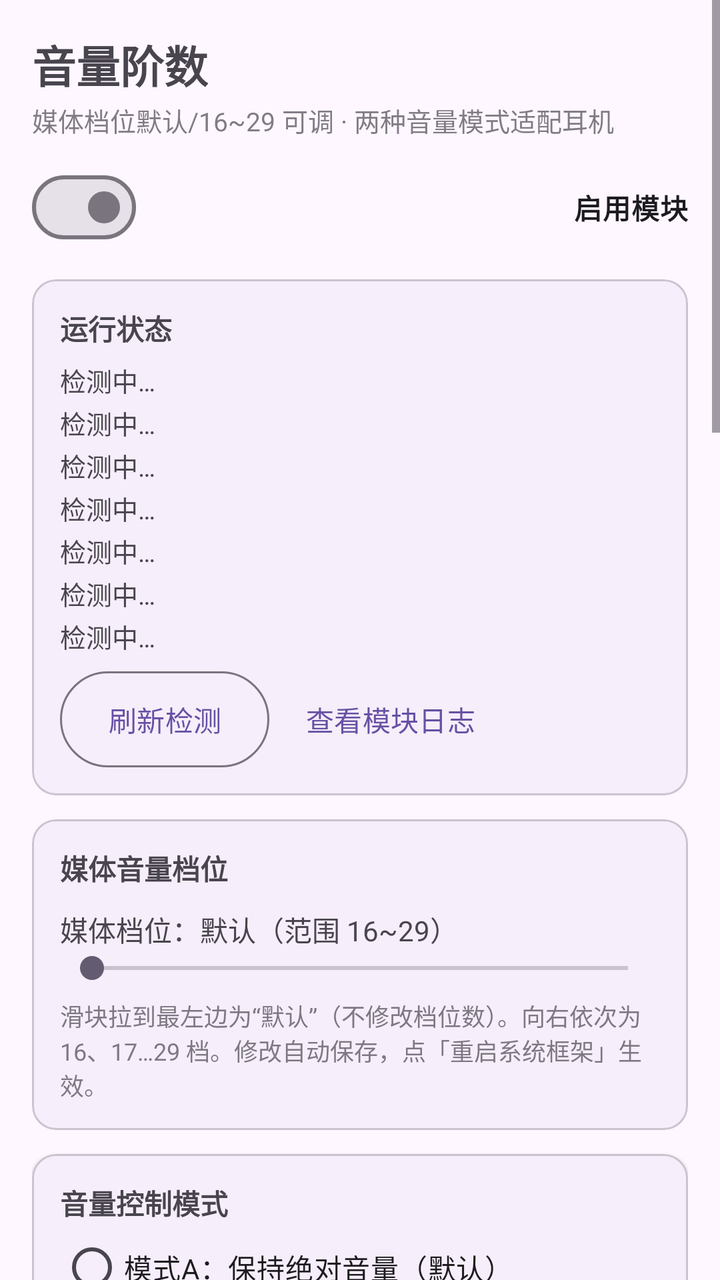
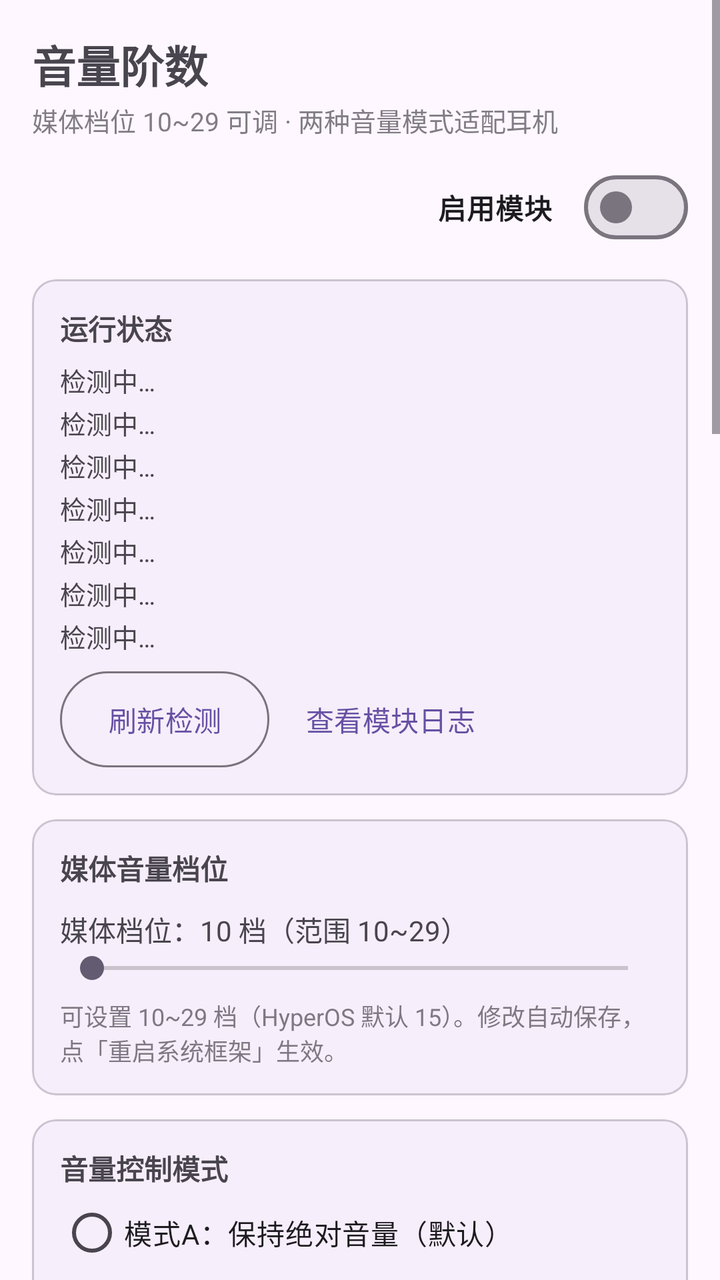

An Android layout rendered at two revisions. The XML below is the earlier revision; the diff shows what the commit changed to produce the second picture.
<!-- AndroidManifest.xml: application theme Theme.VolumeControl -->
<!-- res/layout/activity_main.xml -->
<?xml version="1.0" encoding="utf-8"?>
<ScrollView xmlns:android="http://schemas.android.com/apk/res/android"
    xmlns:app="http://schemas.android.com/apk/res-auto"
    android:layout_width="match_parent"
    android:layout_height="match_parent"
    android:fitsSystemWindows="true"
    android:fillViewport="true">

    <LinearLayout
        android:layout_width="match_parent"
        android:layout_height="wrap_content"
        android:orientation="vertical"
        android:padding="16dp">

        <TextView
            android:layout_width="wrap_content"
            android:layout_height="wrap_content"
            android:text="@string/app_name"
            android:textSize="22sp"
            android:textStyle="bold" />

        <TextView
            android:layout_width="wrap_content"
            android:layout_height="wrap_content"
            android:layout_marginTop="2dp"
            android:alpha="0.7"
            android:text="@string/app_subtitle"
            android:textSize="13sp" />

        <com.google.android.material.materialswitch.MaterialSwitch
            android:id="@+id/switchEnable"
            android:layout_width="match_parent"
            android:layout_height="wrap_content"
            android:layout_marginTop="10dp"
            android:text="@string/label_enable"
            android:textStyle="bold"
            android:gravity="end|center_vertical"
            android:layoutDirection="rtl" />

        
        <com.google.android.material.card.MaterialCardView
            android:layout_width="match_parent"
            android:layout_height="wrap_content"
            android:layout_marginTop="12dp"
            app:cardCornerRadius="12dp"
            app:cardElevation="1dp">

            <LinearLayout
                android:layout_width="match_parent"
                android:layout_height="wrap_content"
                android:orientation="vertical"
                android:padding="14dp">

                <TextView
                    android:layout_width="wrap_content"
                    android:layout_height="wrap_content"
                    android:text="@string/sec_status"
                    android:textStyle="bold" />

                <TextView
                    android:id="@+id/tvStatusRoot"
                    android:layout_width="match_parent"
                    android:layout_height="wrap_content"
                    android:layout_marginTop="6dp"
                    android:text="@string/status_detecting"
                    android:textSize="13sp" />

                <TextView
                    android:id="@+id/tvStatusLsposed"
                    android:layout_width="match_parent"
                    android:layout_height="wrap_content"
                    android:layout_marginTop="2dp"
                    android:text="@string/status_detecting"
                    android:textSize="13sp" />

                <TextView
                    android:id="@+id/tvStatusVolume"
                    android:layout_width="match_parent"
                    android:layout_height="wrap_content"
                    android:layout_marginTop="2dp"
                    android:text="@string/status_detecting"
                    android:textSize="13sp" />

                <TextView
                    android:id="@+id/tvStatusModule"
                    android:layout_width="match_parent"
                    android:layout_height="wrap_content"
                    android:layout_marginTop="2dp"
                    android:text="@string/status_detecting"
                    android:textSize="13sp" />

                <TextView
                    android:id="@+id/tvStatusBt"
                    android:layout_width="match_parent"
                    android:layout_height="wrap_content"
                    android:layout_marginTop="2dp"
                    android:text="@string/status_detecting"
                    android:textSize="13sp" />

                <TextView
                    android:id="@+id/tvStatusConfig"
                    android:layout_width="match_parent"
                    android:layout_height="wrap_content"
                    android:layout_marginTop="2dp"
                    android:text="@string/status_detecting"
                    android:textSize="13sp" />

                <TextView
                    android:id="@+id/tvStatusAv"
                    android:layout_width="match_parent"
                    android:layout_height="wrap_content"
                    android:layout_marginTop="2dp"
                    android:text="@string/status_detecting"
                    android:textSize="13sp" />

                <LinearLayout
                    android:layout_width="match_parent"
                    android:layout_height="wrap_content"
                    android:layout_marginTop="8dp"
                    android:orientation="horizontal">

                    <com.google.android.material.button.MaterialButton
                        android:id="@+id/btnRefresh"
                        style="@style/Widget.Material3.Button.OutlinedButton"
                        android:layout_width="wrap_content"
                        android:layout_height="wrap_content"
                        android:insetTop="0dp"
                        android:insetBottom="0dp"
                        android:text="@string/btn_refresh" />

                    <com.google.android.material.button.MaterialButton
                        android:id="@+id/btnLogs"
                        style="@style/Widget.Material3.Button.TextButton"
                        android:layout_width="wrap_content"
                        android:layout_height="wrap_content"
                        android:layout_marginStart="6dp"
                        android:insetTop="0dp"
                        android:insetBottom="0dp"
                        android:text="@string/btn_logs" />
                </LinearLayout>
            </LinearLayout>
        </com.google.android.material.card.MaterialCardView>

        
        <com.google.android.material.card.MaterialCardView
            android:layout_width="match_parent"
            android:layout_height="wrap_content"
            android:layout_marginTop="12dp"
            app:cardCornerRadius="12dp"
            app:cardElevation="1dp">

            <LinearLayout
                android:layout_width="match_parent"
                android:layout_height="wrap_content"
                android:orientation="vertical"
                android:padding="14dp">

                <TextView
                    android:layout_width="wrap_content"
                    android:layout_height="wrap_content"
                    android:text="@string/sec_media"
                    android:textStyle="bold" />

                <TextView
                    android:id="@+id/tvMediaSteps"
                    android:layout_width="match_parent"
                    android:layout_height="wrap_content"
                    android:layout_marginTop="10dp"
                    android:textSize="14sp"
                    android:text="@string/label_media_steps_default" />

                <SeekBar
                    android:id="@+id/seekMediaSteps"
                    android:layout_width="match_parent"
                    android:layout_height="wrap_content"
                    android:max="13" />

                <TextView
                    android:layout_width="match_parent"
                    android:layout_height="wrap_content"
                    android:layout_marginTop="6dp"
                    android:alpha="0.7"
                    android:text="@string/media_hint"
                    android:textSize="12sp" />
            </LinearLayout>
        </com.google.android.material.card.MaterialCardView>

        
        <com.google.android.material.card.MaterialCardView
            android:layout_width="match_parent"
            android:layout_height="wrap_content"
            android:layout_marginTop="12dp"
            app:cardCornerRadius="12dp"
            app:cardElevation="1dp">

            <LinearLayout
                android:layout_width="match_parent"
                android:layout_height="wrap_content"
                android:orientation="vertical"
                android:padding="14dp">

                <TextView
                    android:layout_width="wrap_content"
                    android:layout_height="wrap_content"
                    android:text="@string/sec_bt"
                    android:textStyle="bold" />

                <RadioGroup
                    android:id="@+id/radioBtMode"
                    android:layout_width="match_parent"
                    android:layout_height="wrap_content"
                    android:layout_marginTop="4dp"
                    android:orientation="vertical">

                    <RadioButton
                        android:id="@+id/radioModeAbsolute"
                        android:layout_width="match_parent"
                        android:layout_height="wrap_content"
                        android:minHeight="36dp"
                        android:text="@string/mode_absolute" />

                    <RadioButton
                        android:id="@+id/radioModeSoftware"
                        android:layout_width="match_parent"
                        android:layout_height="wrap_content"
                        android:minHeight="36dp"
                        android:text="@string/mode_software" />
                </RadioGroup>

                <TextView
                    android:layout_width="match_parent"
                    android:layout_height="wrap_content"
                    android:layout_marginTop="2dp"
                    android:alpha="0.7"
                    android:text="@string/mode_hint"
                    android:textSize="12sp" />

                <TextView
                    android:id="@+id/tvAvrcpSummary"
                    android:layout_width="match_parent"
                    android:layout_height="wrap_content"
                    android:layout_marginTop="10dp"
                    android:textSize="13sp" />

                <TextView
                    android:id="@+id/tvAvrcpDetail"
                    android:layout_width="match_parent"
                    android:layout_height="wrap_content"
                    android:layout_marginTop="6dp"
                    android:fontFamily="monospace"
                    android:textSize="11sp" />
            </LinearLayout>
        </com.google.android.material.card.MaterialCardView>

        
        <com.google.android.material.card.MaterialCardView
            android:layout_width="match_parent"
            android:layout_height="wrap_content"
            android:layout_marginTop="12dp"
            app:cardCornerRadius="12dp"
            app:cardElevation="1dp">

            <LinearLayout
                android:layout_width="match_parent"
                android:layout_height="wrap_content"
                android:orientation="vertical"
                android:padding="14dp">

                <TextView
                    android:layout_width="wrap_content"
                    android:layout_height="wrap_content"
                    android:text="@string/sec_bt_range"
                    android:textStyle="bold" />

                <TextView
                    android:id="@+id/tvMinAbs"
                    android:layout_width="match_parent"
                    android:layout_height="wrap_content"
                    android:layout_marginTop="6dp"
                    android:textSize="14sp" />

                <SeekBar
                    android:id="@+id/seekMinAbs"
                    android:layout_width="match_parent"
                    android:layout_height="wrap_content"
                    android:max="127" />

                <TextView
                    android:id="@+id/tvMaxAbs"
                    android:layout_width="match_parent"
                    android:layout_height="wrap_content"
                    android:textSize="14sp" />

                <SeekBar
                    android:id="@+id/seekMaxAbs"
                    android:layout_width="match_parent"
                    android:layout_height="wrap_content"
                    android:max="127" />

                
                <TextView
                    android:id="@+id/tvAttenMultiplier"
                    android:layout_width="match_parent"
                    android:layout_height="wrap_content"
                    android:layout_marginTop="8dp"
                    android:textSize="14sp"
                    android:visibility="gone" />

                <SeekBar
                    android:id="@+id/seekAttenMultiplier"
                    android:layout_width="match_parent"
                    android:layout_height="wrap_content"
                    android:max="200"
                    android:progress="100"
                    android:visibility="gone" />

                <TextView
                    android:id="@+id/tvRangeHint"
                    android:layout_width="match_parent"
                    android:layout_height="wrap_content"
                    android:alpha="0.7"
                    android:text="@string/range_hint"
                    android:textSize="12sp" />
            </LinearLayout>
        </com.google.android.material.card.MaterialCardView>

        
        <com.google.android.material.card.MaterialCardView
            android:layout_width="match_parent"
            android:layout_height="wrap_content"
            android:layout_marginTop="12dp"
            app:cardCornerRadius="12dp"
            app:cardElevation="1dp">

            <LinearLayout
                android:layout_width="match_parent"
                android:layout_height="wrap_content"
                android:orientation="vertical"
                android:padding="14dp">

                <TextView
                    android:layout_width="wrap_content"
                    android:layout_height="wrap_content"
                    android:text="@string/sec_actions"
                    android:textStyle="bold" />

                <TextView
                    android:id="@+id/tvPending"
                    android:layout_width="match_parent"
                    android:layout_height="wrap_content"
                    android:layout_marginTop="6dp"
                    android:textSize="13sp" />

                <com.google.android.material.button.MaterialButton
                    android:id="@+id/btnRestartBt"
                    style="@style/Widget.Material3.Button.OutlinedButton"
                    android:layout_width="match_parent"
                    android:layout_height="wrap_content"
                    android:layout_marginTop="8dp"
                    android:text="@string/btn_restart_bt" />

                <com.google.android.material.button.MaterialButton
                    android:id="@+id/btnApplyRestart"
                    android:layout_width="match_parent"
                    android:layout_height="wrap_content"
                    android:layout_marginTop="6dp"
                    android:text="@string/btn_apply_restart" />

                <com.google.android.material.button.MaterialButton
                    android:id="@+id/btnReset"
                    style="@style/Widget.Material3.Button.OutlinedButton"
                    android:layout_width="match_parent"
                    android:layout_height="wrap_content"
                    android:layout_marginTop="6dp"
                    android:text="@string/btn_reset" />

                <TextView
                    android:layout_width="match_parent"
                    android:layout_height="wrap_content"
                    android:layout_marginTop="10dp"
                    android:alpha="0.7"
                    android:text="@string/ops_hint"
                    android:textSize="12sp" />
            </LinearLayout>
        </com.google.android.material.card.MaterialCardView>

        
        <com.google.android.material.card.MaterialCardView
            android:layout_width="match_parent"
            android:layout_height="wrap_content"
            android:layout_marginTop="12dp"
            android:layout_marginBottom="16dp"
            app:cardCornerRadius="12dp"
            app:cardElevation="1dp">

            <LinearLayout
                android:layout_width="match_parent"
                android:layout_height="wrap_content"
                android:orientation="vertical"
                android:padding="14dp">

                <TextView
                    android:layout_width="wrap_content"
                    android:layout_height="wrap_content"
                    android:text="@string/sec_guide"
                    android:textStyle="bold" />

                <TextView
                    android:layout_width="match_parent"
                    android:layout_height="wrap_content"
                    android:layout_marginTop="6dp"
                    android:lineSpacingExtra="3dp"
                    android:text="@string/guide_text"
                    android:textSize="13sp" />
            </LinearLayout>
        </com.google.android.material.card.MaterialCardView>
    </LinearLayout>
</ScrollView>
<!-- resources referenced by this layout -->
<resources>
  <string name="app_name">音量阶数</string>
  <string name="app_subtitle">媒体档位默认/16~29 可调 · 两种音量模式适配耳机</string>
  <string name="btn_apply_restart">重启系统框架（媒体档位数修改后）</string>
  <string name="btn_logs">查看模块日志</string>
  <string name="btn_refresh">刷新检测</string>
  <string name="btn_reset">恢复系统默认（关闭模块）</string>
  <string name="btn_restart_bt">重启蓝牙</string>
  <string name="guide_text" formatted="false">1. 在 LSPosed 中启用本模块，然后重启系统框架（本页按钮即可）。
  
  2. 媒体音量档位：滑块拉到最左边为“默认”（不修改系统档位数），向右可设置 16~29 档，只影响媒体流（音乐/视频）。修改档位数后点「重启系统框架」，期间黑屏属正常现象（设置会自动保存）。
  
  3. 模式A（默认，保持绝对音量）：蓝牙耳机保持绝对音量控制，手机系统音量线性不变，音量范围仅对蓝牙耳机 AVRCP 映射生效。
  
  4. 模式B（低音量问题首选）：停用蓝牙绝对音量，由手机端软件衰减音频信号，耳机固定自身硬件音量，从根本上避免档位重复与低档无声；音量范围和衰减乘数对有线+蓝牙均生效。
  
  5. 音量范围：两种模式分别保存独立的音量范围（最小/最大/衰减乘数）。「最小」抬高第 1 档，「最大」限制最高音量。模式切换立即生效，无需重启。
  
  6. 生效方式：音量范围 / 模式切换立即生效，无需重启。仅媒体档位数修改后需点「重启系统框架」。
  
  7. 恢复默认：点「恢复系统默认」并重启生效；或在 LSPosed 中停用模块后重启手机。
  
  8. 排查：状态区查看「系统配置键」与媒体档位是否生效；点「查看模块日志」查看模块自写日志。</string>
  <string name="label_enable">启用模块</string>
  <string name="label_media_steps_default">媒体档位：默认（范围 16~29）</string>
  <string name="media_hint">滑块拉到最左边为“默认”（不修改档位数）。向右依次为 16、17…29 档。修改自动保存，点「重启系统框架」生效。</string>
  <string name="mode_absolute">模式A：保持绝对音量（默认）</string>
  <string name="mode_hint" formatted="false">模式A：保持蓝牙耳机绝对音量控制，手机系统音量线性不变。模式B：停用蓝牙绝对音量，由手机端软件衰减音频，耳机固定自身硬件音量。两种模式的音量范围均对所有音频设备（有线 + 蓝牙）立即生效。</string>
  <string name="mode_software">模式B：停用绝对音量（手机端衰减）</string>
  <string name="ops_hint">所有设置修改后会自动保存并立即生效（音量范围 / 模式切换无需重启）。仅媒体档位数修改后需点「重启系统框架」。滑块最左边“默认”表示不修改系统档位数。</string>
  <string name="range_hint" formatted="false">两种模式分别保存独立的音量范围。模式A：仅对蓝牙耳机 AVRCP 映射生效（「最小」抬高第 1 档，「最大」限制最高音量）。模式B：对有线+蓝牙均生效，额外提供「衰减乘数」。</string>
  <string name="sec_actions">操作</string>
  <string name="sec_bt">音量控制模式</string>
  <string name="sec_bt_range">音量范围</string>
  <string name="sec_guide">使用说明</string>
  <string name="sec_media">媒体音量档位</string>
  <string name="sec_status">运行状态</string>
  <string name="status_detecting">检测中…</string>
  <style name="Theme.VolumeControl" parent="Theme.Material3.DayNight.NoActionBar" />
</resources>

<!-- the commit's change to res/layout/activity_main.xml (unified diff, before → after) -->
@@ -29,13 +29,12 @@
 
         <com.google.android.material.materialswitch.MaterialSwitch
             android:id="@+id/switchEnable"
-            android:layout_width="match_parent"
-            android:layout_height="wrap_content"
+            android:layout_width="wrap_content"
+            android:layout_height="wrap_content"
+            android:layout_gravity="end"
             android:layout_marginTop="10dp"
             android:text="@string/label_enable"
-            android:textStyle="bold"
-            android:gravity="end|center_vertical"
-            android:layoutDirection="rtl" />
+            android:textStyle="bold" />
 
         
         <com.google.android.material.card.MaterialCardView
@@ -173,7 +172,7 @@
                     android:id="@+id/seekMediaSteps"
                     android:layout_width="match_parent"
                     android:layout_height="wrap_content"
-                    android:max="13" />
+                    android:max="19" />
 
                 <TextView
                     android:layout_width="match_parent"
@@ -352,6 +351,14 @@
                     android:textSize="13sp" />
 
                 <com.google.android.material.button.MaterialButton
+                    android:id="@+id/btnApplyChanges"
+                    style="@style/Widget.Material3.Button.TonalButton"
+                    android:layout_width="match_parent"
+                    android:layout_height="wrap_content"
+                    android:layout_marginTop="8dp"
+                    android:text="@string/btn_apply_changes" />
+
+                <com.google.android.material.button.MaterialButton
                     android:id="@+id/btnRestartBt"
                     style="@style/Widget.Material3.Button.OutlinedButton"
                     android:layout_width="match_parent"
<!-- resource entries referenced after the edit -->
@@ -1,34 +1,35 @@
 <!-- resources referenced by this layout -->
 <resources>
   <string name="app_name">音量阶数</string>
-  <string name="app_subtitle">媒体档位默认/16~29 可调 · 两种音量模式适配耳机</string>
+  <string name="app_subtitle">媒体档位 10~29 可调 · 两种音量模式适配耳机</string>
+  <string name="btn_apply_changes">应用修改（模式/音量范围）</string>
   <string name="btn_apply_restart">重启系统框架（媒体档位数修改后）</string>
   <string name="btn_logs">查看模块日志</string>
   <string name="btn_refresh">刷新检测</string>
   <string name="btn_reset">恢复系统默认（关闭模块）</string>
-  <string name="btn_restart_bt">重启蓝牙</string>
+  <string name="btn_restart_bt">重启蓝牙 (模式和音量范围调整后)</string>
   <string name="guide_text" formatted="false">1. 在 LSPosed 中启用本模块，然后重启系统框架（本页按钮即可）。
   
-  2. 媒体音量档位：滑块拉到最左边为“默认”（不修改系统档位数），向右可设置 16~29 档，只影响媒体流（音乐/视频）。修改档位数后点「重启系统框架」，期间黑屏属正常现象（设置会自动保存）。
+  2. 媒体音量档位：可设置 10~29 档（HyperOS 默认 15），只影响媒体流（音乐/视频）。修改档位数后点「重启系统框架」，期间黑屏属正常现象。
   
-  3. 模式A（默认，保持绝对音量）：蓝牙耳机保持绝对音量控制，手机系统音量线性不变，音量范围仅对蓝牙耳机 AVRCP 映射生效。
+  3. 模式A（默认，保持绝对音量）：蓝牙耳机保持绝对音量控制，手机系统音量线性不变。minA&gt;0 时第 1 档的 AVRCP 音量 = 已设置的最小音量；minA=0 时保持系统默认线性。
   
-  4. 模式B（低音量问题首选）：停用蓝牙绝对音量，由手机端软件衰减音频信号，耳机固定自身硬件音量，从根本上避免档位重复与低档无声；音量范围和衰减乘数对有线+蓝牙均生效。
+  4. 模式B（低音量问题首选）：停用蓝牙绝对音量，由手机端软件衰减音频信号，耳机固定自身硬件音量；音量范围和衰减乘数对有线+蓝牙均生效。
   
-  5. 音量范围：两种模式分别保存独立的音量范围（最小/最大/衰减乘数）。「最小」抬高第 1 档，「最大」限制最高音量。模式切换立即生效，无需重启。
+  5. 音量范围：两种模式分别保存独立的音量范围（最小/最大/衰减乘数）。
   
-  6. 生效方式：音量范围 / 模式切换立即生效，无需重启。仅媒体档位数修改后需点「重启系统框架」。
+  6. 生效方式：修改自动保存；切换模式或调整音量范围后点【应用修改】推送配置，下一次音量变化时即时生效，无需重启蓝牙。
   
   7. 恢复默认：点「恢复系统默认」并重启生效；或在 LSPosed 中停用模块后重启手机。
   
   8. 排查：状态区查看「系统配置键」与媒体档位是否生效；点「查看模块日志」查看模块自写日志。</string>
   <string name="label_enable">启用模块</string>
-  <string name="label_media_steps_default">媒体档位：默认（范围 16~29）</string>
-  <string name="media_hint">滑块拉到最左边为“默认”（不修改档位数）。向右依次为 16、17…29 档。修改自动保存，点「重启系统框架」生效。</string>
+  <string name="label_media_steps_default">媒体档位：10 档（范围 10~29）</string>
+  <string name="media_hint">可设置 10~29 档（HyperOS 默认 15）。修改自动保存，点「重启系统框架」生效。</string>
   <string name="mode_absolute">模式A：保持绝对音量（默认）</string>
   <string name="mode_hint" formatted="false">模式A：保持蓝牙耳机绝对音量控制，手机系统音量线性不变。模式B：停用蓝牙绝对音量，由手机端软件衰减音频，耳机固定自身硬件音量。两种模式的音量范围均对所有音频设备（有线 + 蓝牙）立即生效。</string>
   <string name="mode_software">模式B：停用绝对音量（手机端衰减）</string>
-  <string name="ops_hint">所有设置修改后会自动保存并立即生效（音量范围 / 模式切换无需重启）。仅媒体档位数修改后需点「重启系统框架」。滑块最左边“默认”表示不修改系统档位数。</string>
+  <string name="ops_hint">修改后自动保存；点「应用修改」可手动推送。模式与音量范围切换不需重启蓝牙，仅媒体档位数修改后需点「重启系统框架」。</string>
   <string name="range_hint" formatted="false">两种模式分别保存独立的音量范围。模式A：仅对蓝牙耳机 AVRCP 映射生效（「最小」抬高第 1 档，「最大」限制最高音量）。模式B：对有线+蓝牙均生效，额外提供「衰减乘数」。</string>
   <string name="sec_actions">操作</string>
   <string name="sec_bt">音量控制模式</string>
